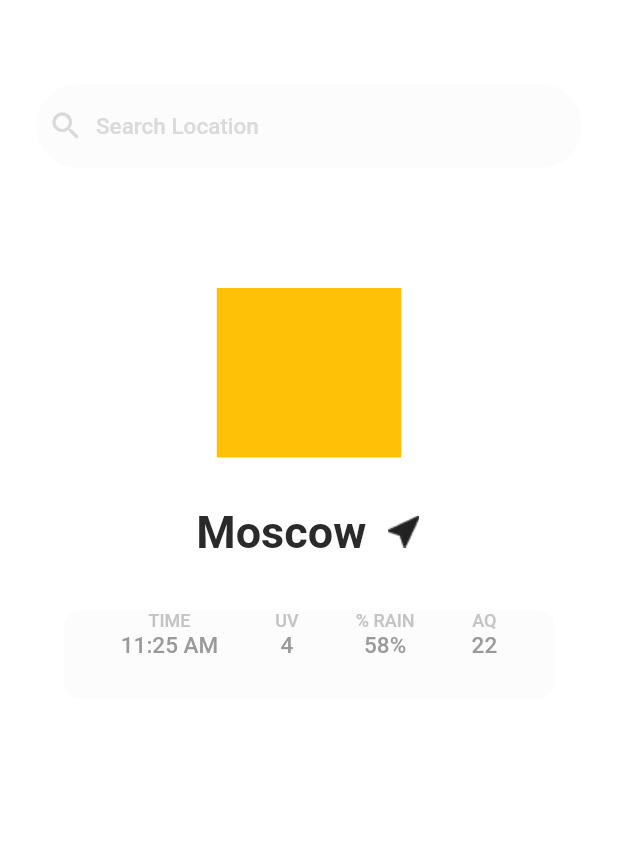
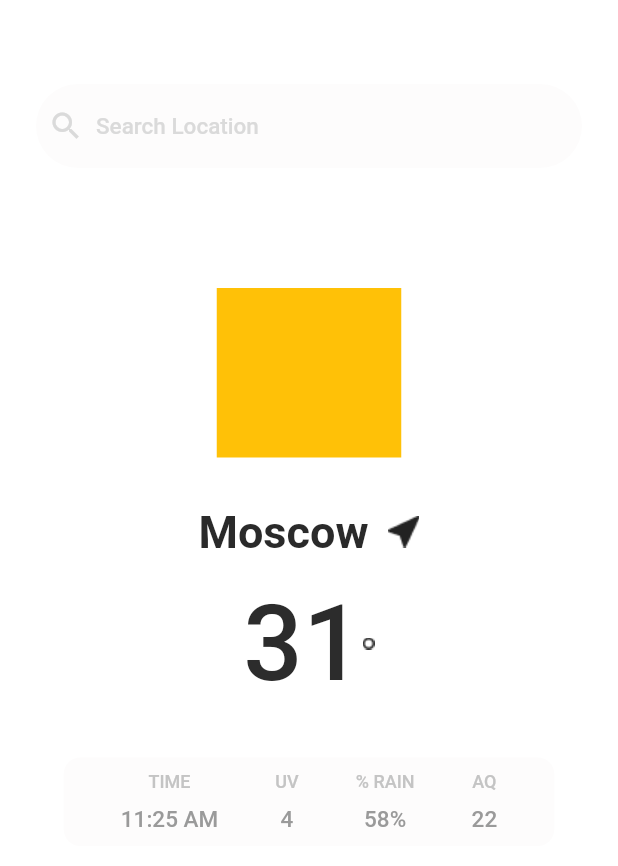
Before and after one commit to theivmatic/weather_api, a Flutter app: the screen it shows after launch, on a phone screen of 412 x 824 dp. Shown: the top 866 px of the screen. Run offline on Flutter 3.47's test engine with Material 2 defaults, Android fonts, the phone set to English and light mode, and no system bars; our stand-ins replace flutter_bloc.

Commit message:
made Degree widget

```diff
--- a/lib/src/feature/presentation/pages/home_page.dart
+++ b/lib/src/feature/presentation/pages/home_page.dart
@@ -1,4 +1,5 @@
 import 'package:flutter/material.dart';
+import 'package:weather_api/src/feature/presentation/widgets/degree.dart';
 import 'package:weather_api/src/feature/presentation/widgets/location_name.dart';
 import 'package:weather_api/src/feature/presentation/widgets/other_data.dart';
 import 'package:weather_api/src/feature/presentation/widgets/search_bar.dart';
@@ -29,6 +30,8 @@ class _HomePageState extends State<HomePage> {
             WeatherPictureWidget(),
             SizedBox(height: 32),
             LocationNameWidget(),
+            SizedBox(height: 16),
+            DegreeWidget(),
             SizedBox(height: 35),
             OtherDataWidget(),
           ],
--- /dev/null
+++ b/lib/src/feature/presentation/widgets/degree.dart
@@ -0,0 +1,29 @@
+import 'package:flutter/material.dart';
+
+class DegreeWidget extends StatelessWidget {
+  const DegreeWidget({
+    super.key,
+  });
+
+  @override
+  Widget build(BuildContext context) {
+    return const Row(
+      mainAxisAlignment: MainAxisAlignment.center,
+      children: [
+        Text(
+          '31',
+          style: TextStyle(
+            color: Color.fromARGB(255, 44, 44, 44),
+            fontSize: 70,
+            fontWeight: FontWeight.w500,
+          ),
+        ),
+        ImageIcon(
+          AssetImage('assets/images/degree_icon.png'),
+          color: Color.fromARGB(255, 44, 44, 44),
+          size: 8,
+        ),
+      ],
+    );
+  }
+}
--- a/lib/src/feature/presentation/widgets/location_name.dart
+++ b/lib/src/feature/presentation/widgets/location_name.dart
@@ -21,6 +21,7 @@ class LocationNameWidget extends StatelessWidget {
         SizedBox(width: 13),
         ImageIcon(
           AssetImage('assets/images/location_icon.png'),
+          size: 21,
         ),
       ],
     );
--- a/lib/src/feature/presentation/widgets/other_data.dart
+++ b/lib/src/feature/presentation/widgets/other_data.dart
@@ -18,6 +18,7 @@ class OtherDataWidget extends StatelessWidget {
         mainAxisAlignment: MainAxisAlignment.spaceEvenly,
         children: [
           Column(
+            mainAxisAlignment: MainAxisAlignment.spaceEvenly,
             children: [
               Text(
                 'TIME',
@@ -37,6 +38,7 @@ class OtherDataWidget extends StatelessWidget {
             ],
           ),
           Column(
+            mainAxisAlignment: MainAxisAlignment.spaceEvenly,
             children: [
               Text(
                 'UV',
@@ -56,6 +58,7 @@ class OtherDataWidget extends StatelessWidget {
             ],
           ),
           Column(
+            mainAxisAlignment: MainAxisAlignment.spaceEvenly,
             children: [
               Text(
                 '% RAIN',
@@ -75,6 +78,7 @@ class OtherDataWidget extends StatelessWidget {
             ],
           ),
           Column(
+            mainAxisAlignment: MainAxisAlignment.spaceEvenly,
             children: [
               Text(
                 'AQ',
```
Also changed, not shown: assets/images/degree_icon.png (added).
